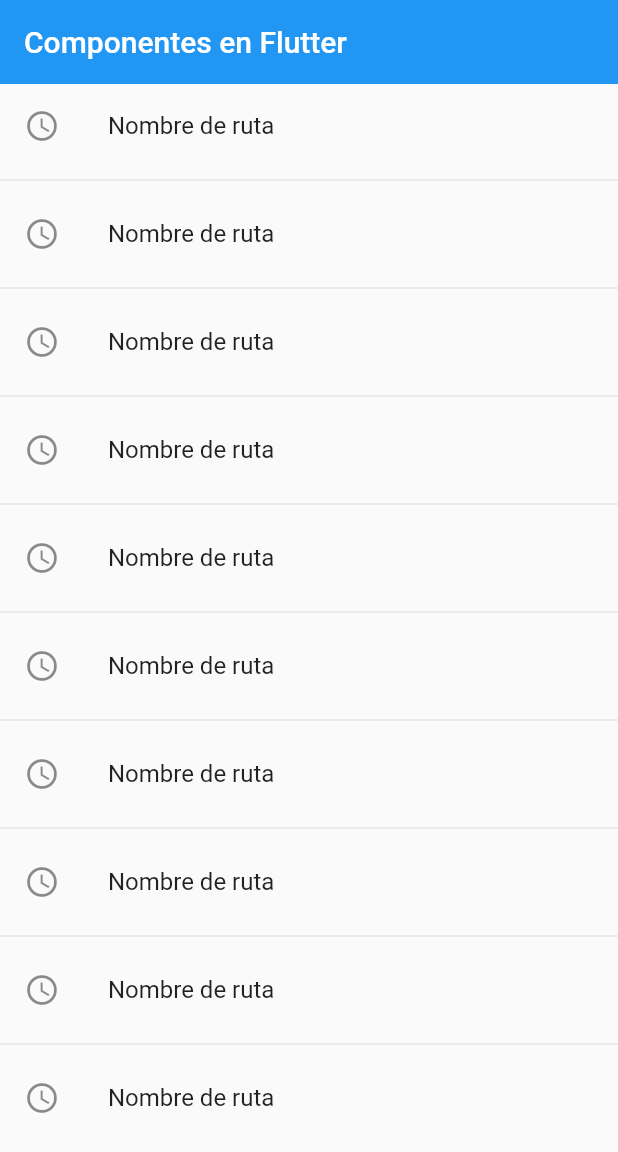
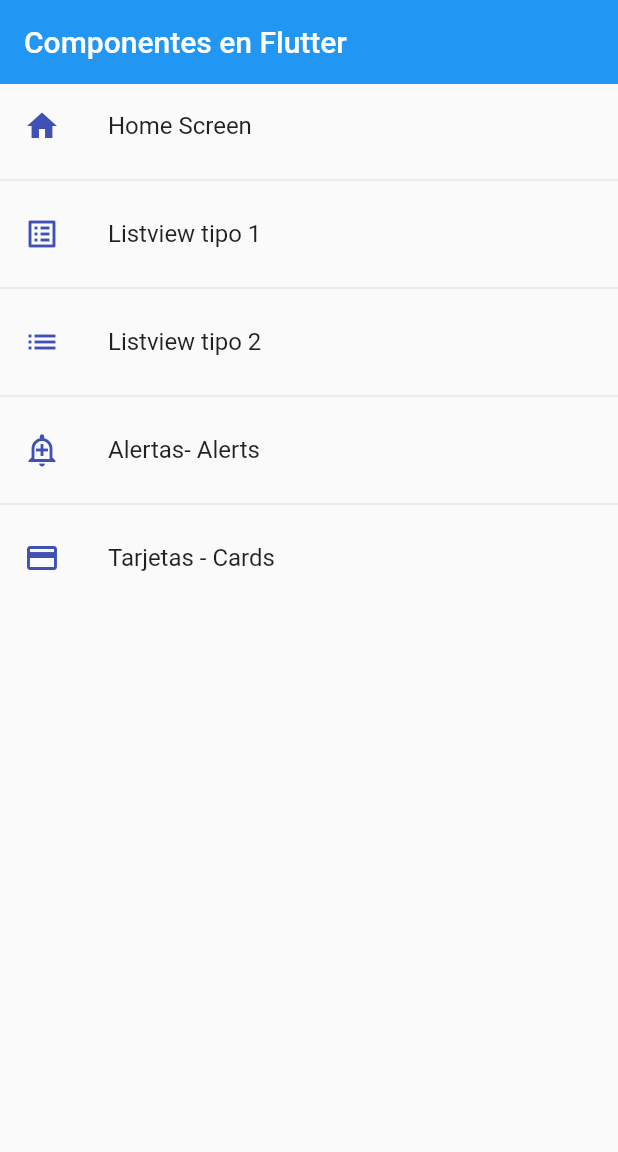
Before and after one commit to devferx/fl-components, a Flutter app: the screen it shows after launch, on a phone screen of 412 x 824 dp. Shown: the top 1152 px of the screen. Run offline on Flutter 3.47's test engine with Material 2 defaults, Android fonts, the phone set to English and light mode, and no system bars.

Commit message:
Crear método con las rutas de mi aplicación

```diff
--- a/lib/main.dart
+++ b/lib/main.dart
@@ -13,7 +13,7 @@ class MyApp extends StatelessWidget {
       title: 'Material App',
       debugShowCheckedModeBanner: false,
       initialRoute: AppRoutes.intialRoute,
-      routes: AppRoutes.routes,
+      routes: AppRoutes.getAppRoutes(),
       onGenerateRoute: AppRoutes.onGenerateRoute,
     );
   }
--- a/lib/router/app_routes.dart
+++ b/lib/router/app_routes.dart
@@ -38,13 +38,23 @@ class AppRoutes {
         icon: Icons.credit_card),
   ];
 
-  static Map<String, Widget Function(BuildContext)> routes = {
-    'home': (context) => const HomeScreen(),
-    'listview1': (context) => const ListView1Screen(),
-    'listview2': (context) => const ListView2Screen(),
-    'alert': (context) => const AlertScreen(),
-    'card': (context) => const CardScreen(),
-  };
+  static Map<String, Widget Function(BuildContext)> getAppRoutes() {
+    Map<String, Widget Function(BuildContext)> appRoutes = {};
+
+    for (var option in menuOptions) {
+      appRoutes.addAll({option.route: (BuildContext context) => option.screen});
+    }
+
+    return appRoutes;
+  }
+
+  // static Map<String, Widget Function(BuildContext)> routes = {
+  //   'home': (context) => const HomeScreen(),
+  //   'listview1': (context) => const ListView1Screen(),
+  //   'listview2': (context) => const ListView2Screen(),
+  //   'alert': (context) => const AlertScreen(),
+  //   'card': (context) => const CardScreen(),
+  // };
 
   static Route<dynamic> onGenerateRoute(RouteSettings settings) {
     return MaterialPageRoute(
--- a/lib/screens/home_screen.dart
+++ b/lib/screens/home_screen.dart
@@ -1,28 +1,29 @@
 import 'package:flutter/material.dart';
 
-import 'package:fl_components/screens/screens.dart';
+import 'package:fl_components/router/app_routes.dart';
 
 class HomeScreen extends StatelessWidget {
   const HomeScreen({Key? key}) : super(key: key);
 
   @override
   Widget build(BuildContext context) {
+    final menuOptions = AppRoutes.menuOptions;
+
     return Scaffold(
       appBar: AppBar(
         title: const Text("Componentes en Flutter"),
         elevation: 0,
       ),
       body: ListView.separated(
-        itemCount: 10,
-        itemBuilder: (context, index) => ListTile(
-          title: const Text('Nombre de ruta'),
-          leading: const Icon(Icons.access_time_outlined),
+        itemCount: menuOptions.length,
+        itemBuilder: (context, i) => ListTile(
+          title: Text(menuOptions[i].name),
+          leading: Icon(
+            menuOptions[i].icon,
+            color: Colors.indigo,
+          ),
           onTap: () {
-            // final route = MaterialPageRoute(
-            //   builder: (context) => const ListView1Screen(),
-            // );
-
-            Navigator.pushNamed(context, 'card1');
+            Navigator.pushNamed(context, menuOptions[i].route);
           },
         ),
         separatorBuilder: (_, __) => const Divider(),
```
